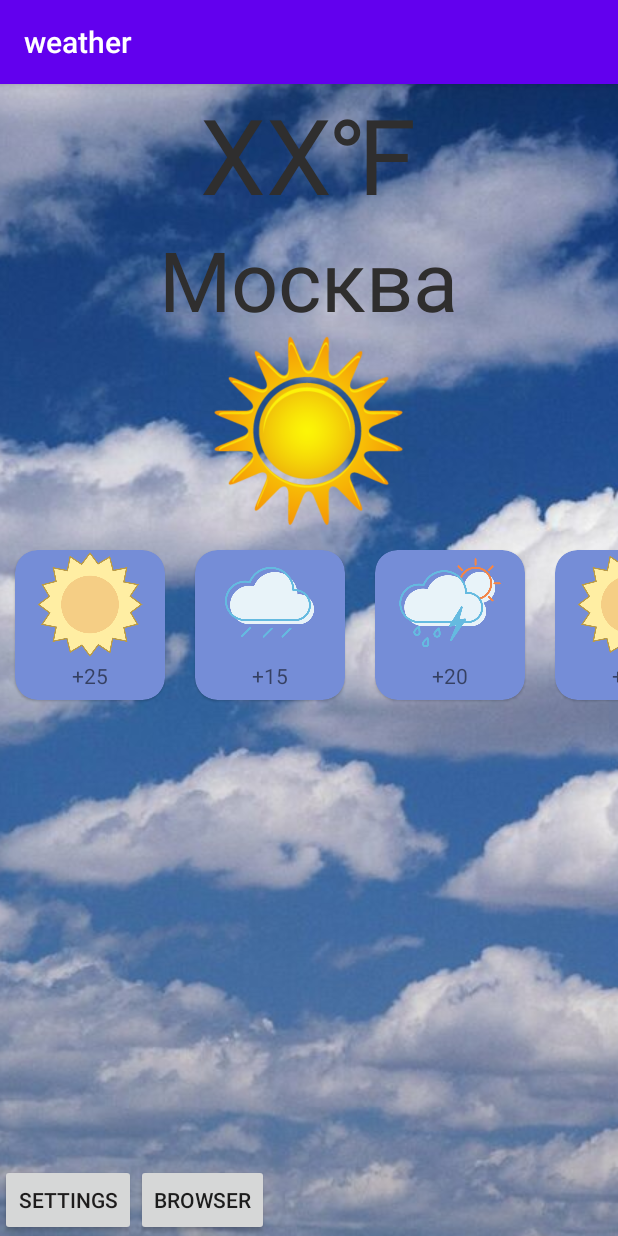
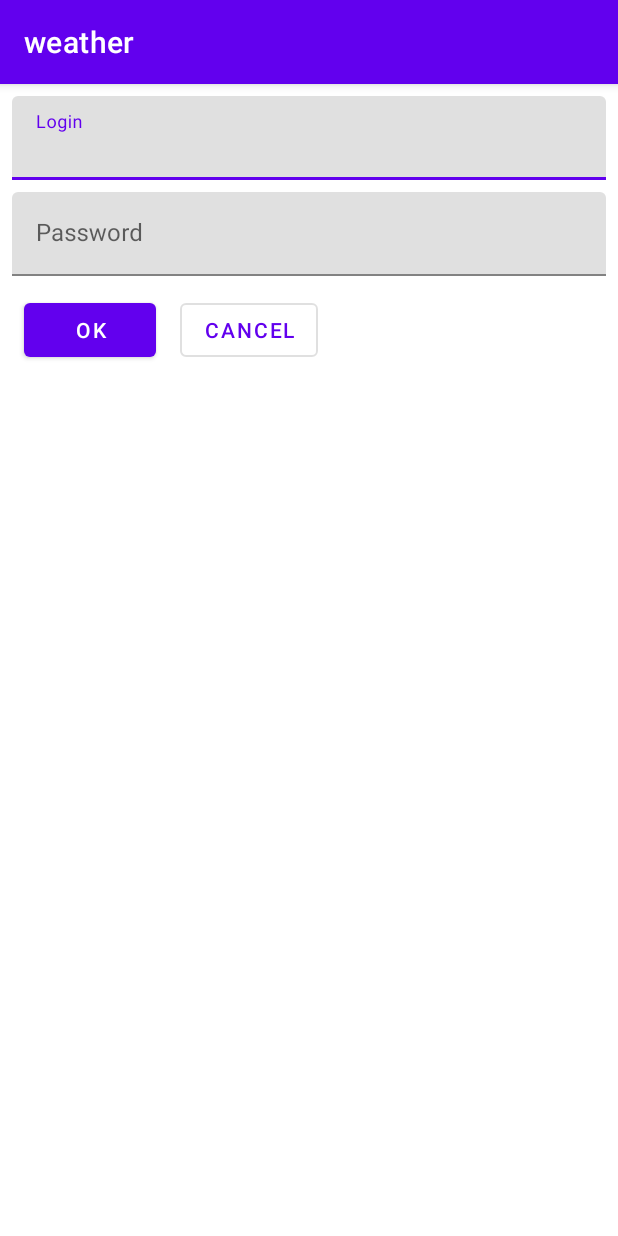
Before and after one commit to Witaliikaplun/watherL2, an Android app: the screen it shows after launch (MainActivity), on a phone screen of 412 x 824 dp. Run offline under Robolectric (Android 15) with nearby library versions, the phone set to English and light mode, and no system bars.

Commit message:
Добавил мат дизайн TextInput

```diff
--- /dev/null
+++ b/app/src/main/java/com/example/weather/FragmentLogin.java
@@ -0,0 +1,103 @@
+package com.example.weather;
+
+import android.os.Bundle;
+import com.google.android.material.textfield.TextInputEditText;
+import androidx.fragment.app.Fragment;
+import androidx.fragment.app.FragmentTransaction;
+
+import android.view.LayoutInflater;
+import android.view.View;
+import android.view.ViewGroup;
+import android.widget.Button;
+import android.widget.TextView;
+
+import java.util.regex.Pattern;
+
+
+/**
+ * A simple {@link Fragment} subclass.
+ */
+public class FragmentLogin extends Fragment {
+    TextInputEditText login ;
+    TextInputEditText password ;
+    // Регулярные выражения позволяют проверить на соответствие шаблону
+// Это имя. Первая буква большая латинская, остальные маленькие латинские
+    Pattern checkLogin = Pattern. compile ( "^[A-Z][a-z]{2,}$" );
+    // Это пароль, минимум 6 символов, обязательны маленькая буква, большая буква, цифра
+    Pattern checkPassword =
+            Pattern. compile ( "^(?=^.{6,}$)(?=.* \\ d)(?=.*[a-z])(?=.*[A-Z])(?!.* \\ s).*$" );
+
+    public FragmentLogin() {
+        // Required empty public constructor
+    }
+
+
+    @Override
+    public View onCreateView(LayoutInflater inflater, ViewGroup container,
+                             Bundle savedInstanceState) {
+        View view = inflater.inflate(R.layout.fragment_login, container, false);
+        login = view.findViewById(R.id. inputLoginName );
+        password = view.findViewById(R.id. inputPassword );
+        Button btnOk = view.findViewById(R.id.butOK);
+
+        //сделаем проверку при
+        login .setOnFocusChangeListener( new View.OnFocusChangeListener() {
+            //Как только фокус потерян, сразу проверяем на валидность данные
+            @Override
+            public void onFocusChange(View v, boolean hasFocus) {
+                if (hasFocus) return ;
+                TextView tv = (TextView) v;
+
+                validate(tv, checkLogin , "Это не имя!" );
+            }
+        });
+
+        // Пароль тоже проверим при потере фокуса
+        password .setOnFocusChangeListener( new View.OnFocusChangeListener() {
+            @Override
+            public void onFocusChange(View v, boolean hasFocus) {
+                if (hasFocus) return ;
+                TextView tv = (TextView) v;
+// Валидация, почти точно такая же, как и в поле логина
+                validate(tv, checkPassword , "Пароль слишком простой!" );
+            }
+        });
+
+        btnOk.setOnClickListener(new View.OnClickListener() {
+            @Override
+            public void onClick(View v) {
+                startMainFragment();
+            }
+        });
+
+        return view;
+    }
+
+    // Валидация
+    private void validate(TextView tv, Pattern check, String message){
+        String value = tv.getText().toString();
+        if (check.matcher(value).matches()){ // Проверим на основе регулярных
+            //выражений
+            hideError(tv);
+        }
+        else {
+            showError(tv, message);
+        }
+    }
+    // Показать ошибку
+    private void showError(TextView view, String message) {
+        view.setError(message);
+    }
+    // спрятать ошибку
+    private void hideError(TextView view) {
+        view.setError( null );
+    }
+
+    private void startMainFragment() {
+        Fragment1 fragment1 = new Fragment1();
+        FragmentTransaction fragmentTransaction = getFragmentManager().beginTransaction();
+        fragmentTransaction.add(R.id.fragment_container, fragment1);
+        fragmentTransaction.addToBackStack("");
+        fragmentTransaction.commit();
+    }
+}
--- a/app/src/main/java/com/example/weather/MainActivity.java
+++ b/app/src/main/java/com/example/weather/MainActivity.java
@@ -1,19 +1,8 @@
 package com.example.weather;
 
-import android.support.v4.app.Fragment;
-import android.support.v4.app.FragmentTransaction;
-import android.support.v7.app.AppCompatActivity;
+import androidx.fragment.app.FragmentTransaction;
+import androidx.appcompat.app.AppCompatActivity;
 import android.os.Bundle;
-import android.support.v7.widget.DividerItemDecoration;
-import android.support.v7.widget.LinearLayoutManager;
-import android.support.v7.widget.RecyclerView;
-import android.view.View;
-import android.widget.AdapterView;
-import android.widget.ArrayAdapter;
-import android.widget.Spinner;
-import android.widget.TextView;
-
-import java.util.ArrayList;
 
 public class MainActivity extends AppCompatActivity {
     private Fragment2 fragment2;
@@ -27,13 +16,23 @@ public class MainActivity extends AppCompatActivity {
         super.onCreate(savedInstanceState);
         setContentView(R.layout.activity_main);
         fragment2 = new Fragment2();
-        startMainFragment();
+        //startMainFragment();
+        startLoginFragment();
+
     }
 
     private void startMainFragment() {
         Fragment1 fragment1 = new Fragment1();
         FragmentTransaction fragmentTransaction = getSupportFragmentManager().beginTransaction();
         fragmentTransaction.add(R.id.fragment_container, fragment1);
+        fragmentTransaction.addToBackStack("");
+        fragmentTransaction.commit();
+    }
+
+    private void startLoginFragment() {
+        FragmentLogin fragmentLogin = new FragmentLogin();
+        FragmentTransaction fragmentTransaction = getSupportFragmentManager().beginTransaction();
+        fragmentTransaction.add(R.id.fragment_container, fragmentLogin);
         fragmentTransaction.addToBackStack("");
         fragmentTransaction.commit();
     }
--- a/app/src/main/java/com/example/weather/WeatherAdapter.java
+++ b/app/src/main/java/com/example/weather/WeatherAdapter.java
@@ -1,7 +1,7 @@
 package com.example.weather;
 
-import android.support.annotation.NonNull;
-import android.support.v7.widget.RecyclerView;
+import androidx.annotation.NonNull;
+import androidx.recyclerview.widget.RecyclerView;
 import android.view.LayoutInflater;
 import android.view.View;
 import android.view.ViewGroup;
--- a/app/src/main/res/layout/activity_main.xml
+++ b/app/src/main/res/layout/activity_main.xml
@@ -1,5 +1,5 @@
 <?xml version="1.0" encoding="utf-8"?>
-<android.support.constraint.ConstraintLayout xmlns:android="http://schemas.android.com/apk/res/android"
+<androidx.constraintlayout.widget.ConstraintLayout xmlns:android="http://schemas.android.com/apk/res/android"
     xmlns:app="http://schemas.android.com/apk/res-auto"
     xmlns:tools="http://schemas.android.com/tools"
     android:layout_width="match_parent"
@@ -16,4 +16,4 @@
         app:layout_constraintTop_toTopOf="parent">
 
     </FrameLayout>
-</android.support.constraint.ConstraintLayout>
+</androidx.constraintlayout.widget.ConstraintLayout>
--- a/app/src/main/res/layout/fragment_1.xml
+++ b/app/src/main/res/layout/fragment_1.xml
@@ -1,5 +1,5 @@
 <?xml version="1.0" encoding="utf-8"?>
-<android.support.constraint.ConstraintLayout xmlns:android="http://schemas.android.com/apk/res/android"
+<androidx.constraintlayout.widget.ConstraintLayout xmlns:android="http://schemas.android.com/apk/res/android"
     xmlns:app="http://schemas.android.com/apk/res-auto"
     xmlns:tools="http://schemas.android.com/tools"
     android:id="@+id/scree"
@@ -92,7 +92,7 @@
             android:layout_marginTop="5dp"
             android:orientation="horizontal">
 
-            <android.support.v7.widget.RecyclerView
+            <androidx.recyclerview.widget.RecyclerView
                 android:id="@+id/recyclerView"
                 android:layout_width="match_parent"
                 android:layout_height="match_parent"
@@ -155,12 +155,12 @@
 
     </LinearLayout>
 
-    <android.support.constraint.ConstraintLayout
+    <androidx.constraintlayout.widget.ConstraintLayout
         android:id="@+id/fragment1"
         android:layout_width="match_parent"
         android:layout_height="match_parent"
         tools:layout_editor_absoluteY="420dp">
 
-    </android.support.constraint.ConstraintLayout>
+    </androidx.constraintlayout.widget.ConstraintLayout>
 
-</android.support.constraint.ConstraintLayout>
+</androidx.constraintlayout.widget.ConstraintLayout>
--- /dev/null
+++ b/app/src/main/res/layout/fragment_login.xml
@@ -0,0 +1,76 @@
+<?xml version="1.0" encoding="utf-8"?>
+<LinearLayout xmlns:android="http://schemas.android.com/apk/res/android"
+    xmlns:tools="http://schemas.android.com/tools"
+    android:layout_width="match_parent"
+    android:layout_height="match_parent"
+    xmlns:app="http://schemas.android.com/apk/res-auto"
+    tools:context=".FragmentLogin"
+    android:orientation="vertical">
+
+    <!-- TODO: Update blank fragment layout -->
+
+
+    <com.google.android.material.textfield.TextInputLayout
+        android:layout_width="match_parent"
+        android:layout_height="wrap_content"
+        android:layout_marginEnd= "8dp"
+        android:layout_marginStart="8dp"
+        android:layout_marginTop="8dp"
+        app:layout_constraintEnd_toEndOf="parent"
+        app:layout_constraintStart_toStartOf="parent"
+        app:layout_constraintTop_toTopOf="parent">
+
+        <com.google.android.material.textfield.TextInputEditText
+            android:id="@+id/inputLoginName"
+            android:layout_width="match_parent"
+            android:layout_height="match_parent"
+            android:hint="@string/loginName"
+            android:inputType="textPersonName"
+            app:errorEnabled="true" />
+    </com.google.android.material.textfield.TextInputLayout>
+
+    <com.google.android.material.textfield.TextInputLayout
+        android:layout_width= "match_parent"
+        android:layout_height= "wrap_content"
+        android:layout_marginEnd= "8dp"
+        android:layout_marginStart= "8dp"
+        android:layout_marginTop= "8dp"
+        app:layout_constraintEnd_toEndOf= "parent"
+        app:layout_constraintStart_toStartOf= "parent"
+        app:layout_constraintTop_toTopOf= "parent">
+
+        <com.google.android.material.textfield.TextInputEditText
+            android:id="@+id/inputPassword"
+            android:layout_width="match_parent"
+            android:layout_height="match_parent"
+            android:hint="@string/password"
+            android:inputType="textPassword"
+            app:errorEnabled="true" />
+    </com.google.android.material.textfield.TextInputLayout>
+
+    <LinearLayout
+        android:layout_width="match_parent"
+        android:layout_height="match_parent"
+        android:orientation="horizontal">
+
+        <com.google.android.material.button.MaterialButton
+            android:id="@+id/butOK"
+            android:layout_width="wrap_content"
+            android:layout_height="wrap_content"
+            android:layout_marginStart="16dp"
+            android:layout_marginTop="12dp"
+            android:text="@string/ok"
+            app:layout_constraintStart_toStartOf="parent"
+            app:layout_constraintTop_toTopOf="parent" />
+
+        <com.google.android.material.button.MaterialButton
+            android:id="@+id/butCanc"
+            style="@style/Widget.MaterialComponents.Button.OutlinedButton"
+            android:layout_width="wrap_content"
+            android:layout_height="wrap_content"
+            android:layout_marginStart="16dp"
+            android:layout_marginTop="12dp"
+            android:text="@string/Cancel"
+             />
+    </LinearLayout>
+</LinearLayout>
--- a/app/src/main/res/layout/item.xml
+++ b/app/src/main/res/layout/item.xml
@@ -1,12 +1,12 @@
 <?xml version="1.0" encoding="utf-8"?>
-<android.support.constraint.ConstraintLayout
+<androidx.constraintlayout.widget.ConstraintLayout
     xmlns:android="http://schemas.android.com/apk/res/android"
     xmlns:app="http://schemas.android.com/apk/res-auto"
     xmlns:tools="http://schemas.android.com/tools"
     android:layout_width="match_parent"
     android:layout_height="match_parent">
 
-    <android.support.v7.widget.CardView
+    <androidx.cardview.widget.CardView
         android:layout_width="match_parent"
         android:layout_height="wrap_content"
         android:layout_marginBottom="731dp"
@@ -43,4 +43,4 @@
 
 
 
-</android.support.constraint.ConstraintLayout>
+</androidx.constraintlayout.widget.ConstraintLayout>
--- a/app/src/main/res/layout/list_item.xml
+++ b/app/src/main/res/layout/list_item.xml
@@ -1,7 +1,7 @@
 <?xml version="1.0" encoding="utf-8"?>
 
 
-<android.support.v7.widget.CardView xmlns:android="http://schemas.android.com/apk/res/android"
+<androidx.cardview.widget.CardView xmlns:android="http://schemas.android.com/apk/res/android"
     xmlns:app="http://schemas.android.com/apk/res-auto"
     xmlns:tools="http://schemas.android.com/tools"
     android:layout_width="100dp"
@@ -37,4 +37,4 @@
             android:gravity="center" />
 
     </LinearLayout>
-</android.support.v7.widget.CardView>
+</androidx.cardview.widget.CardView>
--- a/app/src/main/res/values/strings.xml
+++ b/app/src/main/res/values/strings.xml
@@ -28,6 +28,12 @@
         <item>Saint Petersburg</item>
     </string-array>
 
+    <!-- TODO: Remove or change this placeholder text -->
+    <string name="hello_blank_fragment">Hello blank fragment</string>
+    <string name="loginName">Login</string>
+    <string name="password">Password</string>
+    <string name="ok">Ok</string>
+    <string name="Cancel">cancel</string>
 
 
 </resources>
--- a/app/src/main/res/values/styles.xml
+++ b/app/src/main/res/values/styles.xml
@@ -1,7 +1,7 @@
 <resources>
 
     <!-- Base application theme. -->
-    <style name="AppTheme" parent="Theme.AppCompat.Light.DarkActionBar">
+    <style name="AppTheme" parent="Theme.MaterialComponents.Light.DarkActionBar">
         <!-- Customize your theme here. -->
         <item name="colorPrimary">@color/colorPrimary</item>
         <item name="colorPrimaryDark">@color/colorPrimaryDark</item>
--- a/gradle.properties
+++ b/gradle.properties
@@ -6,6 +6,8 @@
 # http://www.gradle.org/docs/current/userguide/build_environment.html
 # Specifies the JVM arguments used for the daemon process.
 # The setting is particularly useful for tweaking memory settings.
+android.enableJetifier=true
+android.useAndroidX=true
 org.gradle.jvmargs=-Xmx1536m
 # When configured, Gradle will run in incubating parallel mode.
 # This option should only be used with decoupled projects. More details, visit
```
Also changed, not shown: app/build.gradle (+9 -8 lines), app/src/main/java/com/example/weather/Fragment1.java (+8 -5 lines), app/src/main/java/com/example/weather/Fragment2.java (+4 -4 lines), app/src/main/res/layout/fragment_2.xml (+4 -4 lines), 2 other files.
